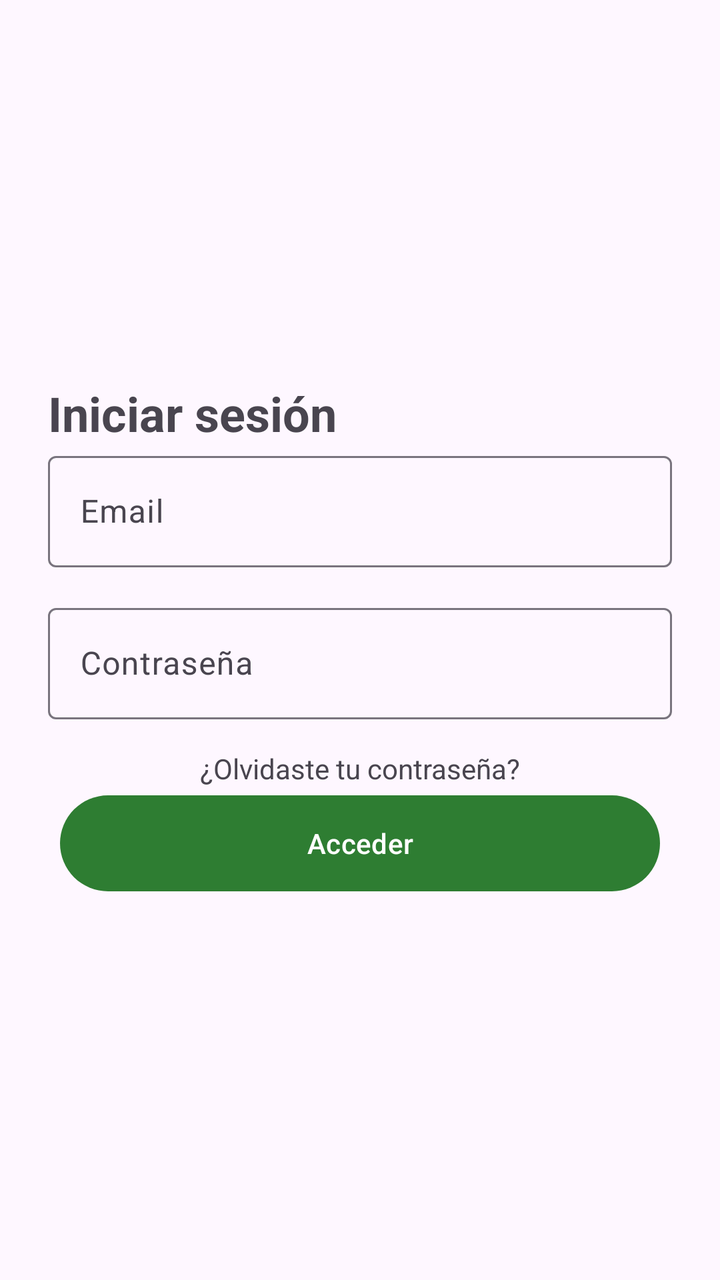
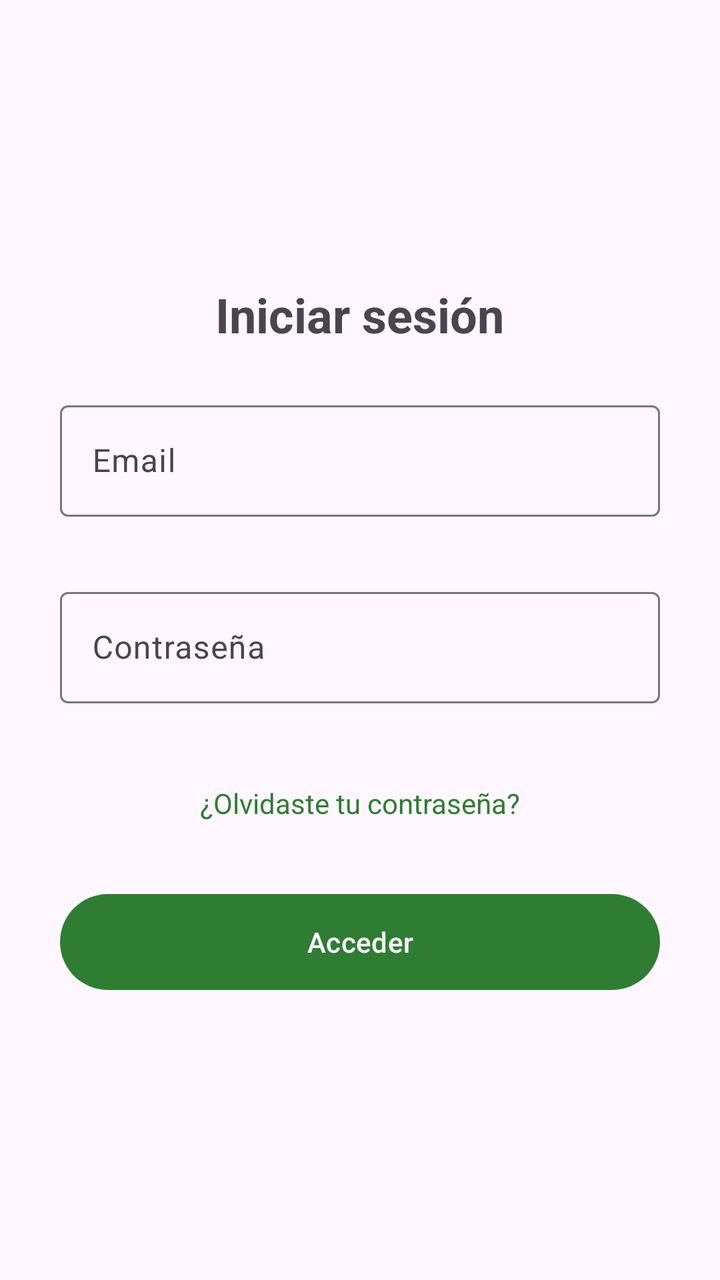

Before-and-after screenshots of an Android layout around one commit, followed by the original layout XML and the change that was made.
<!-- AndroidManifest.xml: application theme Theme.CestaFamiliar -->
<!-- res/layout/activity_login_error.xml -->
<?xml version="1.0" encoding="utf-8"?>
<LinearLayout xmlns:android="http://schemas.android.com/apk/res/android"
    xmlns:app="http://schemas.android.com/apk/res-auto"
    android:id="@+id/layout_login_error"
    android:layout_width="match_parent"
    android:layout_height="match_parent"
    android:layout_gravity="end"
    android:gravity="center"
    android:orientation="vertical"
    android:padding="24dp">

    <TextView
        android:id="@+id/tv_titulo"
        android:layout_width="match_parent"
        android:layout_height="wrap_content"
        android:text="@string/title_iniciar_sesion"
        android:textSize="24sp"
        android:textStyle="bold" />

    <com.google.android.material.textfield.TextInputLayout
        android:id="@+id/til_email"
        android:layout_width="match_parent"
        android:layout_height="76dp"
        app:errorEnabled="true"
        app:hintAnimationEnabled="false">

        <com.google.android.material.textfield.TextInputEditText
            android:id="@+id/et_email"
            android:layout_width="match_parent"
            android:layout_height="wrap_content"
            android:hint="@string/hint_email"
            android:inputType="textEmailAddress" />
    </com.google.android.material.textfield.TextInputLayout>

    <com.google.android.material.textfield.TextInputLayout
        android:id="@+id/til_password"
        android:layout_width="match_parent"
        android:layout_height="76dp"
        app:errorContentDescription="@string/error_credenciales"
        app:errorEnabled="true"
        app:hintAnimationEnabled="false">

        <com.google.android.material.textfield.TextInputEditText
            android:id="@+id/et_password"
            android:layout_width="match_parent"
            android:layout_height="wrap_content"
            android:hint="@string/hint_password"
            android:inputType="textPassword" />
    </com.google.android.material.textfield.TextInputLayout>

    <TextView
        android:id="@+id/tv_recuperar_contrasena"
        android:layout_width="match_parent"
        android:layout_height="19dp"
        android:text="@string/link_olvidaste_pass"
        android:textAlignment="center" />

    <com.google.android.material.button.MaterialButton
        android:id="@+id/btn_acceder"
        android:layout_width="300dp"
        android:layout_height="56dp"
        android:text="@string/btn_acceder"
        app:backgroundTint="@color/green_primary"
        app:rippleColor="@color/green_ripple" />

</LinearLayout>
<!-- resources referenced by this layout -->
<resources>
  <color name="green_primary">#2E7D32</color>
  <color name="green_ripple">#4D2E7D32</color>
  <string name="btn_acceder">Acceder</string>
  <string name="error_credenciales">Correo o contraseña incorrectos</string>
  <string name="hint_email">Email</string>
  <string name="hint_password">Contraseña</string>
  <string name="link_olvidaste_pass">¿Olvidaste tu contraseña?</string>
  <string name="title_iniciar_sesion">Iniciar sesión</string>
  <style name="Theme.CestaFamiliar" parent="Base.Theme.CestaFamiliar" />
  <style name="Base.Theme.CestaFamiliar" parent="Theme.Material3.DayNight.NoActionBar">
          <item name="colorPrimary">@color/green_primary</item>
          <item name="colorOnPrimary">@color/green_on_primary</item>
          <item name="colorPrimaryContainer">@color/green_primary_container</item>
          <item name="colorOnPrimaryContainer">@color/green_on_primary_container</item>
          <item name="colorSecondary">@color/green_secondary</item>
          <item name="colorOnSecondary">@color/green_on_secondary</item>
          <item name="colorControlHighlight">@color/green_ripple</item>
      </style>
  <color name="green_on_primary">#FFFFFF</color>
  <color name="green_primary_container">#DCEDC8</color>
  <color name="green_on_primary_container">#1B5E20</color>
  <color name="green_secondary">#43A047</color>
  <color name="green_on_secondary">#FFFFFF</color>
</resources>

<!-- the commit's change to res/layout/activity_login_error.xml (unified diff, before → after) -->
@@ -4,23 +4,27 @@
     android:id="@+id/layout_login_error"
     android:layout_width="match_parent"
     android:layout_height="match_parent"
-    android:layout_gravity="end"
     android:gravity="center"
     android:orientation="vertical"
     android:padding="24dp">
 
     <TextView
         android:id="@+id/tv_titulo"
-        android:layout_width="match_parent"
+        android:layout_width="wrap_content"
         android:layout_height="wrap_content"
+        android:layout_gravity="center"
+        android:layout_marginBottom="24dp"
         android:text="@string/title_iniciar_sesion"
+        android:textAlignment="center"
         android:textSize="24sp"
         android:textStyle="bold" />
 
     <com.google.android.material.textfield.TextInputLayout
         android:id="@+id/til_email"
-        android:layout_width="match_parent"
-        android:layout_height="76dp"
+        android:layout_width="300dp"
+        android:layout_height="wrap_content"
+        android:layout_gravity="center"
+        android:layout_marginBottom="12dp"
         app:errorEnabled="true"
         app:hintAnimationEnabled="false">
 
@@ -34,8 +38,10 @@
 
     <com.google.android.material.textfield.TextInputLayout
         android:id="@+id/til_password"
-        android:layout_width="match_parent"
-        android:layout_height="76dp"
+        android:layout_width="300dp"
+        android:layout_height="wrap_content"
+        android:layout_gravity="center"
+        android:layout_marginBottom="12dp"
         app:errorContentDescription="@string/error_credenciales"
         app:errorEnabled="true"
         app:hintAnimationEnabled="false">
@@ -50,15 +56,20 @@
 
     <TextView
         android:id="@+id/tv_recuperar_contrasena"
-        android:layout_width="match_parent"
-        android:layout_height="19dp"
+        android:layout_width="300dp"
+        android:layout_height="wrap_content"
+        android:layout_gravity="center"
+        android:layout_marginBottom="24dp"
+        android:padding="8dp"
         android:text="@string/link_olvidaste_pass"
-        android:textAlignment="center" />
+        android:textAlignment="center"
+        android:textColor="?attr/colorPrimary" />
 
     <com.google.android.material.button.MaterialButton
         android:id="@+id/btn_acceder"
         android:layout_width="300dp"
         android:layout_height="56dp"
+        android:layout_gravity="center"
         android:text="@string/btn_acceder"
         app:backgroundTint="@color/green_primary"
         app:rippleColor="@color/green_ripple" />
